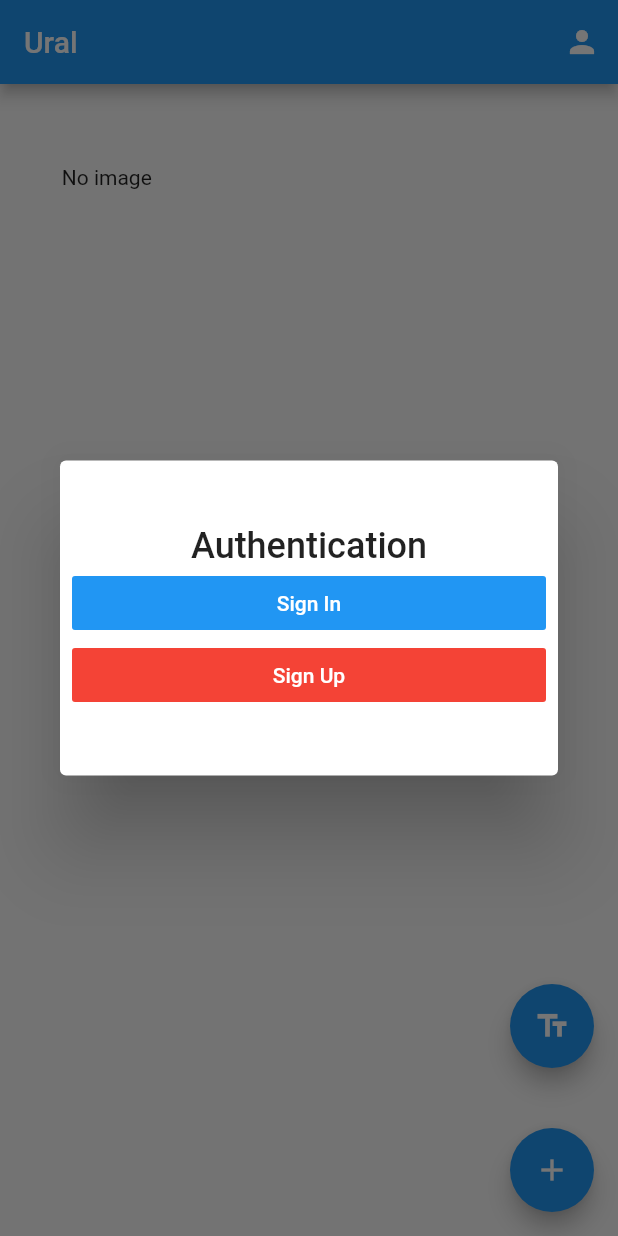
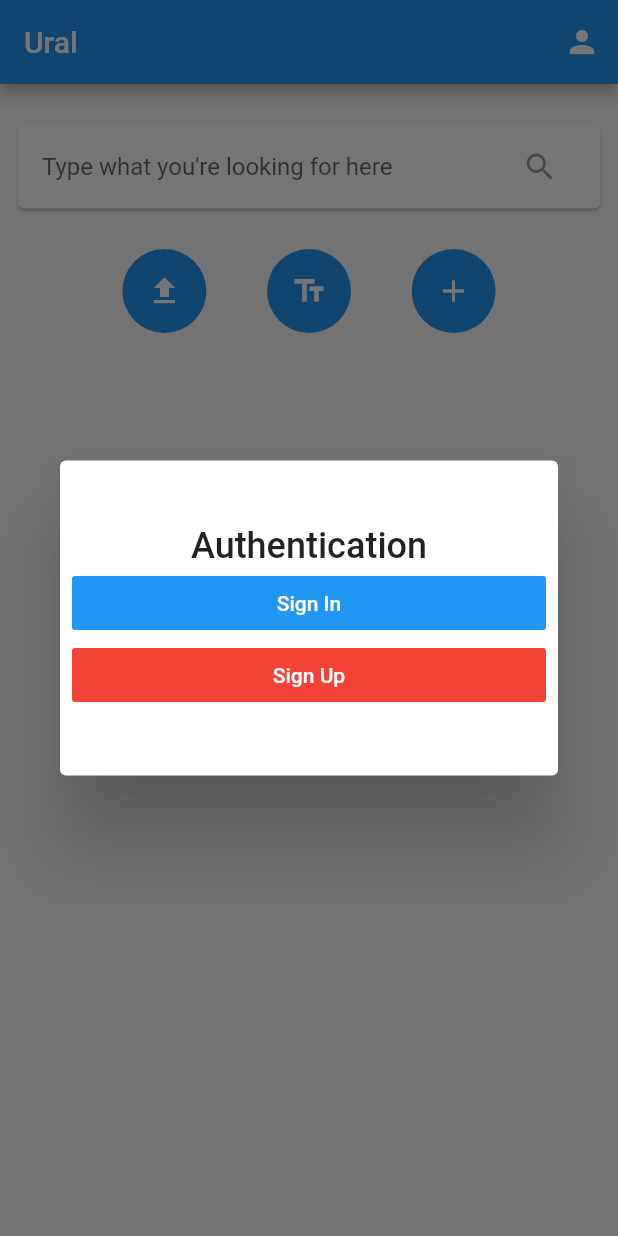
Before and after one commit to purplecandy/ural, a Flutter app: the screen it shows after launch, on a phone screen of 412 x 824 dp. Run offline on Flutter 3.47's test engine with Material 2 defaults, Android fonts, the light colour scheme and no system bars; our stand-ins replace after_layout, image_picker, shared_preferences; missing offline and left inert: firebase_ml_vision; accounts and stored records are empty.

Commit message:
Update .gitignore, .project, and 8 more files... Added support for uploading screenshots

```diff
--- a/lib/main.dart
+++ b/lib/main.dart
@@ -1,15 +1,19 @@
+import 'dart:convert';
+
 import 'package:after_layout/after_layout.dart';
 import 'package:firebase_ml_vision/firebase_ml_vision.dart';
 import 'package:flutter/material.dart';
 import 'package:image_picker/image_picker.dart';
 import 'package:ural/auth_bloc.dart';
+import 'package:ural/urls.dart';
 import 'package:ural/user_dialog.dart';
 import 'package:ural/utils/async.dart';
 import 'textview.dart';
 import 'auth_dialog.dart';
 import 'dart:io';
-
-import 'package:ural/utils/bloc_provider.dart';
+import 'package:http/http.dart' as http;
+import 'package:image/image.dart' as img;
+import 'package:path_provider/path_provider.dart';
 
 void main() => runApp(App());
 
@@ -34,6 +38,7 @@ class Home extends StatefulWidget {
 class _HomeState extends State<Home> with AfterLayoutMixin {
   File _image;
   final recognizer = FirebaseVision.instance.textRecognizer();
+  VisionText _visionText;
   Future getImage() async {
     var image = await ImagePicker.pickImage(source: ImageSource.gallery);
 
@@ -64,6 +69,50 @@ class _HomeState extends State<Home> with AfterLayoutMixin {
     // }
   }
 
+  Future<VisionText> getTextFromImage() async {
+    final fbImage = FirebaseVisionImage.fromFile(_image);
+    final visionText = await recognizer.processImage(fbImage);
+    return visionText;
+  }
+
+  Future<void> handleUpload() async {
+    if (_image != null) {
+      img.Image image = img.decodeImage(_image.readAsBytesSync());
+      img.Image thumbnail = img.copyResize(image, width: 120);
+      Directory tempDir = await getTemporaryDirectory();
+      String encoded;
+      var path = _image.path.split("/").last;
+      final filename = path.split(".")[0] + ".jpg";
+      File(tempDir.path + '/' + filename)
+        ..writeAsBytes(img.encodeJpg(thumbnail)).then((file) async {
+          encoded = base64.encode(await file.readAsBytes());
+          // encoded = file.readAsBytesSync().toString();
+        });
+      String url = ApiUrls.root + ApiUrls.images;
+      String text;
+      await getTextFromImage().then((obj) => text = obj.text);
+      String payload = json.encode({
+        "filename": filename,
+        "thumbnail": encoded,
+        "image_path": _image.path,
+        "text": text,
+        "short_text": "",
+      });
+      try {
+        final response = await http.post(url,
+            body: payload,
+            headers: ApiUrls.authenticatedHeader(Auth().user.token));
+        if (response.statusCode == 201) {
+          print("Image uploaded successfully");
+        } else {
+          print(response.body);
+        }
+      } catch (e) {
+        print(e);
+      }
+    }
+  }
+
   @override
   void initState() {
     super.initState();
@@ -80,6 +129,14 @@ class _HomeState extends State<Home> with AfterLayoutMixin {
       );
   }
 
+  // Center(
+  //       child: Container(
+  //         height: MediaQuery.of(context).size.height * 0.8,
+  //         width: MediaQuery.of(context).size.width * 0.8,
+  //         child: _image == null ? Text("No image") : Image.file(_image),
+  //       ),
+  //     )
+
   @override
   Widget build(BuildContext context) {
     return Scaffold(
@@ -93,17 +150,42 @@ class _HomeState extends State<Home> with AfterLayoutMixin {
               })
         ],
       ),
-      body: Center(
-        child: Container(
-          height: MediaQuery.of(context).size.height * 0.8,
-          width: MediaQuery.of(context).size.width * 0.8,
-          child: _image == null ? Text("No image") : Image.file(_image),
+      body: Column(
+        crossAxisAlignment: CrossAxisAlignment.center,
+        children: <Widget>[
+          Container(
+            padding: EdgeInsets.all(8),
+            height: 110,
+            width: MediaQuery.of(context).size.width,
+            child: Center(
+              child: Card(
+                child: ListTile(
+                  title: TextField(
+                    decoration: InputDecoration(
+                        border: InputBorder.none,
+                        hintText: "Type what you're looking for here"),
+                  ),
+                  trailing:
+                      IconButton(icon: Icon(Icons.search), onPressed: null),
                 ),
               ),
-      floatingActionButton: Column(
-        mainAxisAlignment: MainAxisAlignment.end,
+            ),
+          ),
+          Container(
+            width: MediaQuery.of(context).size.width * 0.8,
+            child: Wrap(
+              alignment: WrapAlignment.spaceEvenly,
               children: <Widget>[
                 FloatingActionButton(
+                  elevation: 0,
+                  heroTag: null,
+                  onPressed: () async {
+                    handleUpload();
+                  },
+                  child: Icon(Icons.file_upload),
+                ),
+                FloatingActionButton(
+                  elevation: 0,
                   heroTag: null,
                   onPressed: () async {
                     final blocks = await recognizeImage();
@@ -117,13 +199,14 @@ class _HomeState extends State<Home> with AfterLayoutMixin {
                   },
                   child: Icon(Icons.text_fields),
                 ),
-          SizedBox(
-            height: 40,
-          ),
                 FloatingActionButton(
+                  elevation: 0,
                   child: Icon(Icons.add),
                   onPressed: getImage,
+                )
+              ],
             ),
+          )
         ],
       ),
     );
--- a/lib/urls.dart
+++ b/lib/urls.dart
@@ -1,8 +1,11 @@
 class ApiUrls {
-  // static String root = "http://192.168.0.107:8000/";
-  static String root = "http://192.168.43.90:8000/";
+  static String root = "http://192.168.0.107:8000/";
+  // static String root = "http://192.168.43.90:8000/";
   static String auth = "auth/";
   static String user = "user/";
+  static String images = "images/";
 
   static Map<String, String> headers = {"Content-Type": "application/json"};
+  static Map<String, String> authenticatedHeader(String token) =>
+      {"Authorization": "Token $token", "Content-type": "application/json"};
 }
--- a/pubspec.yaml
+++ b/pubspec.yaml
@@ -18,6 +18,9 @@ environment:
 
 dependencies:
   # firebase_auth: ^0.15.5+2
+  # image: ^2.1.12
+  # path: ^1.6.4
+  path_provider: ^1.6.5
   shared_preferences: ^0.5.6+2
   after_layout: ^1.0.7+2
   rxdart: ^0.23.1
```
Also changed, not shown: pubspec.lock, 6 other files. Lines whose indentation alone changed are shown as unchanged.
